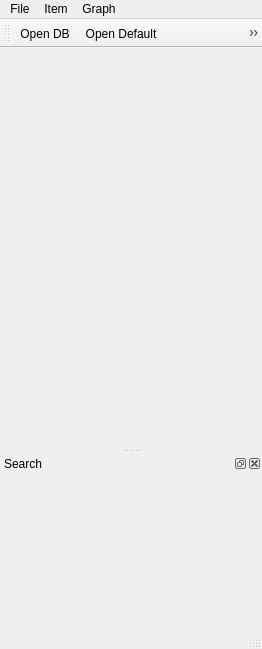
The window that CodeViewPy/ui/mainwindow.ui (league1991/CodeAtlasSublime) describes before a commit, drawn with Qt 5.
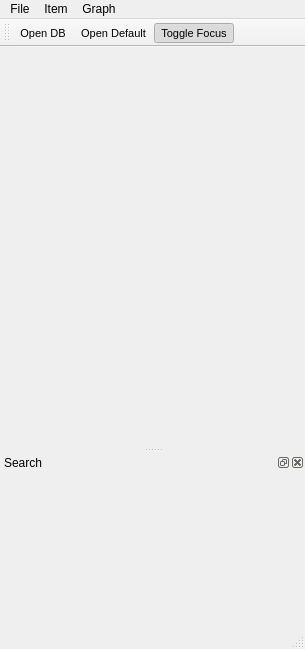
The same window after the commit. Custom widgets are drawn as their Qt base class.

```diff
--- a/CodeViewPy/ui/mainwindow.ui
+++ b/CodeViewPy/ui/mainwindow.ui
@@ -6,7 +6,7 @@
    <rect>
     <x>0</x>
     <y>0</y>
-    <width>262</width>
+    <width>305</width>
     <height>649</height>
    </rect>
   </property>
@@ -41,7 +41,7 @@
     <rect>
      <x>0</x>
      <y>0</y>
-     <width>262</width>
+     <width>305</width>
      <height>22</height>
     </rect>
    </property>
@@ -104,6 +104,12 @@
    <widget class="SearchWindow" name="searchWidget"/>
   </widget>
   <widget class="QToolBar" name="toolBar">
+   <property name="font">
+    <font>
+     <family>Arial</family>
+     <pointsize>8</pointsize>
+    </font>
+   </property>
    <property name="windowTitle">
     <string>toolBar</string>
    </property>
@@ -115,9 +121,7 @@
    </attribute>
    <addaction name="actionOpen"/>
    <addaction name="actionTest"/>
-   <addaction name="actionDeleteOldItems"/>
-   <addaction name="actionDeleteSelectedItems"/>
-   <addaction name="actionDeleteOldestItem"/>
+   <addaction name="actionToggleFocus"/>
   </widget>
   <action name="actionOpen">
    <property name="text">
@@ -193,6 +197,17 @@
     <string>Delete Oldest Item</string>
    </property>
   </action>
+  <action name="actionToggleFocus">
+   <property name="checkable">
+    <bool>true</bool>
+   </property>
+   <property name="checked">
+    <bool>true</bool>
+   </property>
+   <property name="text">
+    <string>Toggle Focus</string>
+   </property>
+  </action>
  </widget>
  <customwidgets>
   <customwidget>
```
Left out of the diff: 1 changed line with no effect on the pictures.
